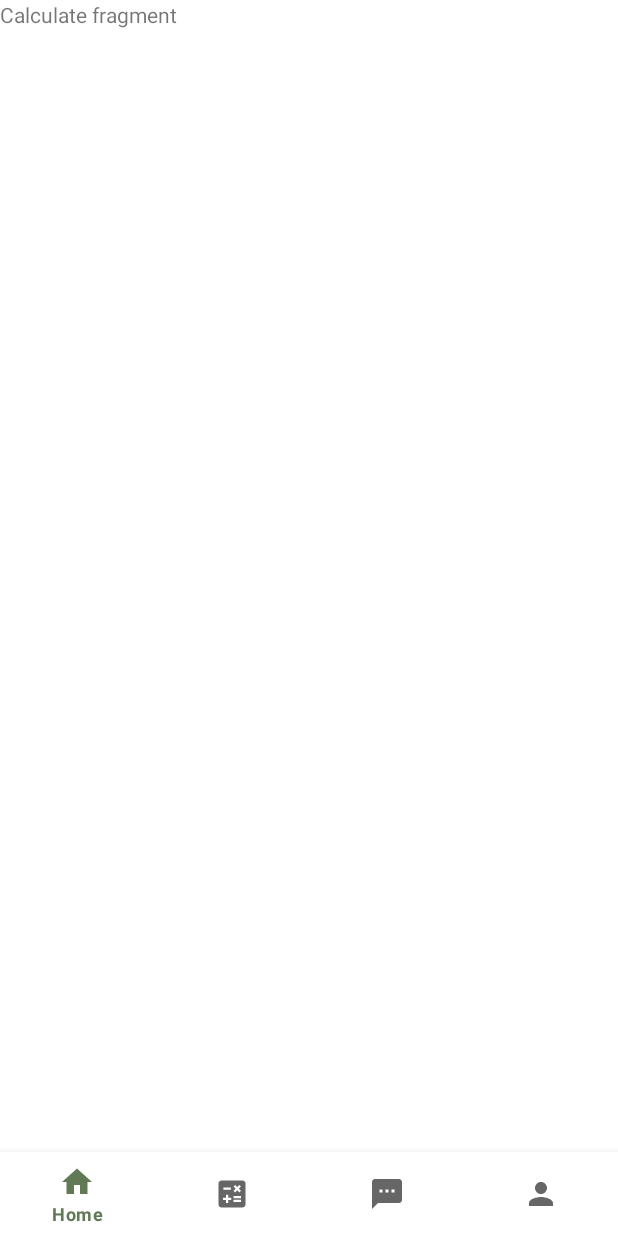
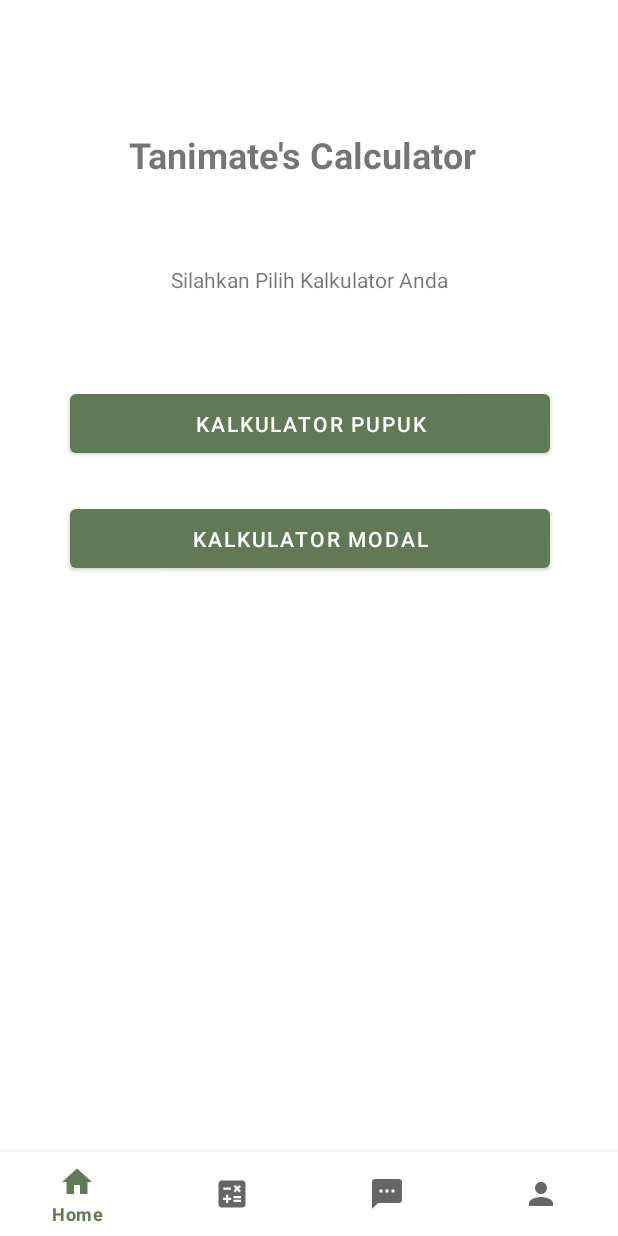
Before and after one commit to ttrrayl/TaniMate, an Android app: the fragment CalculateFragment placed in its activity, on a phone screen of 412 x 824 dp. Run offline under Robolectric (Android 15) with nearby library versions, the light colour scheme and no system bars; our stand-ins replace navigation-ui; 2 statements that could not run were skipped.

Commit message:
Activity Kalkulator(Pupuk, Modal, tflite)

```diff
--- a/app/src/main/AndroidManifest.xml
+++ b/app/src/main/AndroidManifest.xml
@@ -14,6 +14,12 @@
         android:supportsRtl="true"
         android:theme="@style/Theme.TaniMate"
         tools:targetApi="31">
+        <activity
+            android:name=".ui.CalculatorPupukActivity"
+            android:exported="false" />
+        <activity
+            android:name=".ui.CalculatorModalActivity"
+            android:exported="false" />
         <activity
             android:name=".HomeActivity"
             android:exported="false" />
--- a/app/src/main/java/com/example/tanimate/CalculateFragment.kt
+++ b/app/src/main/java/com/example/tanimate/CalculateFragment.kt
@@ -5,55 +5,34 @@ import androidx.fragment.app.Fragment
 import android.view.LayoutInflater
 import android.view.View
 import android.view.ViewGroup
+import android.content.Intent
+import android.widget.Button
+import com.example.tanimate.ui.CalculatorModalActivity
+import com.example.tanimate.ui.CalculatorPupukActivity
 
-// TODO: Rename parameter arguments, choose names that match
-// the fragment initialization parameters, e.g. ARG_ITEM_NUMBER
-private const val ARG_PARAM1 = "param1"
-private const val ARG_PARAM2 = "param2"
 
-/**
- * A simple [Fragment] subclass.
- * Use the [CalculateFragment.newInstance] factory method to
- * create an instance of this fragment.
- */
 class CalculateFragment : Fragment() {
-    // TODO: Rename and change types of parameters
-    private var param1: String? = null
-    private var param2: String? = null
-
-    override fun onCreate(savedInstanceState: Bundle?) {
-        super.onCreate(savedInstanceState)
-        arguments?.let {
-            param1 = it.getString(ARG_PARAM1)
-            param2 = it.getString(ARG_PARAM2)
-        }
-    }
 
     override fun onCreateView(
         inflater: LayoutInflater, container: ViewGroup?,
         savedInstanceState: Bundle?
     ): View? {
         // Inflate the layout for this fragment
-        return inflater.inflate(R.layout.fragment_calculate, container, false)
+        val rootView = inflater.inflate(R.layout.fragment_calculate, container, false)
+
+        val btCalcPupuk: Button = rootView.findViewById(R.id.bt_CalcPupuk)
+        btCalcPupuk.setOnClickListener {
+            val intent = Intent(activity, CalculatorPupukActivity::class.java)
+            startActivity(intent)
+        }
+
+        val btCalcModal: Button = rootView.findViewById(R.id.bt_CalcModal)
+        btCalcModal.setOnClickListener {
+            val intent = Intent(activity, CalculatorModalActivity::class.java)
+            startActivity(intent)
+        }
+
+        return rootView
     }
 
-    companion object {
-        /**
-         * Use this factory method to create a new instance of
-         * this fragment using the provided parameters.
-         *
-         * @param param1 Parameter 1.
-         * @param param2 Parameter 2.
-         * @return A new instance of fragment CalculateFragment.
-         */
-        // TODO: Rename and change types and number of parameters
-        @JvmStatic
-        fun newInstance(param1: String, param2: String) =
-            CalculateFragment().apply {
-                arguments = Bundle().apply {
-                    putString(ARG_PARAM1, param1)
-                    putString(ARG_PARAM2, param2)
-                }
-            }
-    }
 }
--- a/app/src/main/res/layout/fragment_calculate.xml
+++ b/app/src/main/res/layout/fragment_calculate.xml
@@ -1,13 +1,70 @@
 <?xml version="1.0" encoding="utf-8"?>
-<FrameLayout xmlns:android="http://schemas.android.com/apk/res/android"
+<androidx.constraintlayout.widget.ConstraintLayout xmlns:android="http://schemas.android.com/apk/res/android"
+    xmlns:app="http://schemas.android.com/apk/res-auto"
     xmlns:tools="http://schemas.android.com/tools"
     android:layout_width="match_parent"
     android:layout_height="match_parent"
     tools:context=".CalculateFragment">
-
     <TextView
+        android:id="@+id/tv_judulCalculator"
         android:layout_width="wrap_content"
         android:layout_height="wrap_content"
-        android:text="Calculate fragment" />
-
-</FrameLayout>
+        android:layout_marginStart="172dp"
+        android:layout_marginTop="48dp"
+        android:layout_marginEnd="181dp"
+        android:layout_marginBottom="19dp"
+        android:text="@string/tanimate_s_calculator"
+        android:textAlignment="center"
+        android:textAllCaps="false"
+        android:textSize="24sp"
+        android:textStyle="bold"
+        app:layout_constraintBottom_toTopOf="@+id/textView2"
+        app:layout_constraintEnd_toEndOf="parent"
+        app:layout_constraintStart_toStartOf="parent"
+        app:layout_constraintTop_toTopOf="parent" />
+    <TextView
+        android:id="@+id/textView2"
+        android:layout_width="wrap_content"
+        android:layout_height="wrap_content"
+        android:layout_marginStart="118dp"
+        android:layout_marginEnd="118dp"
+        android:layout_marginBottom="533dp"
+        android:text="@string/silahkan_pilih_kalkulator_anda"
+        app:layout_constraintBottom_toBottomOf="parent"
+        app:layout_constraintEnd_toEndOf="parent"
+        app:layout_constraintStart_toStartOf="parent"
+        app:layout_constraintTop_toBottomOf="@+id/tv_judulCalculator" />
+    <LinearLayout
+        android:layout_width="420dp"
+        android:layout_height="531dp"
+        android:layout_marginTop="20dp"
+        android:orientation="vertical"
+        app:layout_constraintBottom_toBottomOf="parent"
+        app:layout_constraintEnd_toEndOf="parent"
+        app:layout_constraintStart_toStartOf="parent"
+        app:layout_constraintTop_toBottomOf="@+id/textView2">
+        <Button
+            android:id="@+id/bt_CalcPupuk"
+            android:layout_width="match_parent"
+            android:layout_height="wrap_content"
+            android:layout_marginTop="30dp"
+            android:layout_marginBottom="25dp"
+            android:layout_marginLeft="50dp"
+            android:layout_marginRight="50dp"
+            android:gravity="center"
+            android:paddingTop="10dp"
+            android:paddingBottom="10dp"
+            android:text="@string/kalkulator_pupuk" />
+        <Button
+            android:id="@+id/bt_CalcModal"
+            android:layout_width="match_parent"
+            android:layout_height="wrap_content"
+            android:layout_marginBottom="25dp"
+            android:layout_marginLeft="50dp"
+            android:layout_marginRight="50dp"
+            android:gravity="center"
+            android:paddingTop="10dp"
+            android:paddingBottom="10dp"
+            android:text="@string/kalkulator_modal" />
+    </LinearLayout>
+</androidx.constraintlayout.widget.ConstraintLayout>
```
Also changed, not shown: app/src/main/java/com/example/tanimate/ui/CalculatorModalActivity.kt (added, +93 -0 lines), app/src/main/java/com/example/tanimate/ui/CalculatorPupukActivity.kt (added, +102 -0 lines), app/src/main/res/layout/activity_calculator_modal.xml (added, +98 -0 lines), app/src/main/res/layout/activity_calculator_pupuk.xml (added, +116 -0 lines), app/src/main/res/values/strings.xml (+51 -0 lines), 1 other file.
